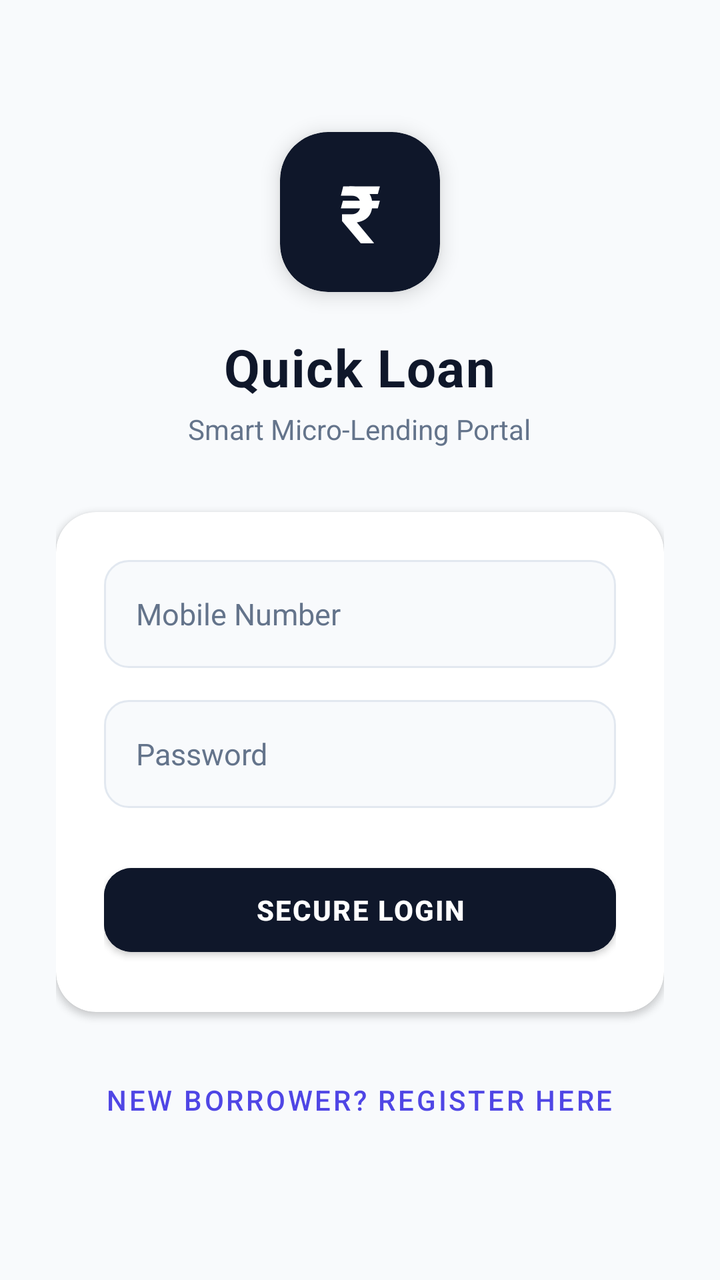
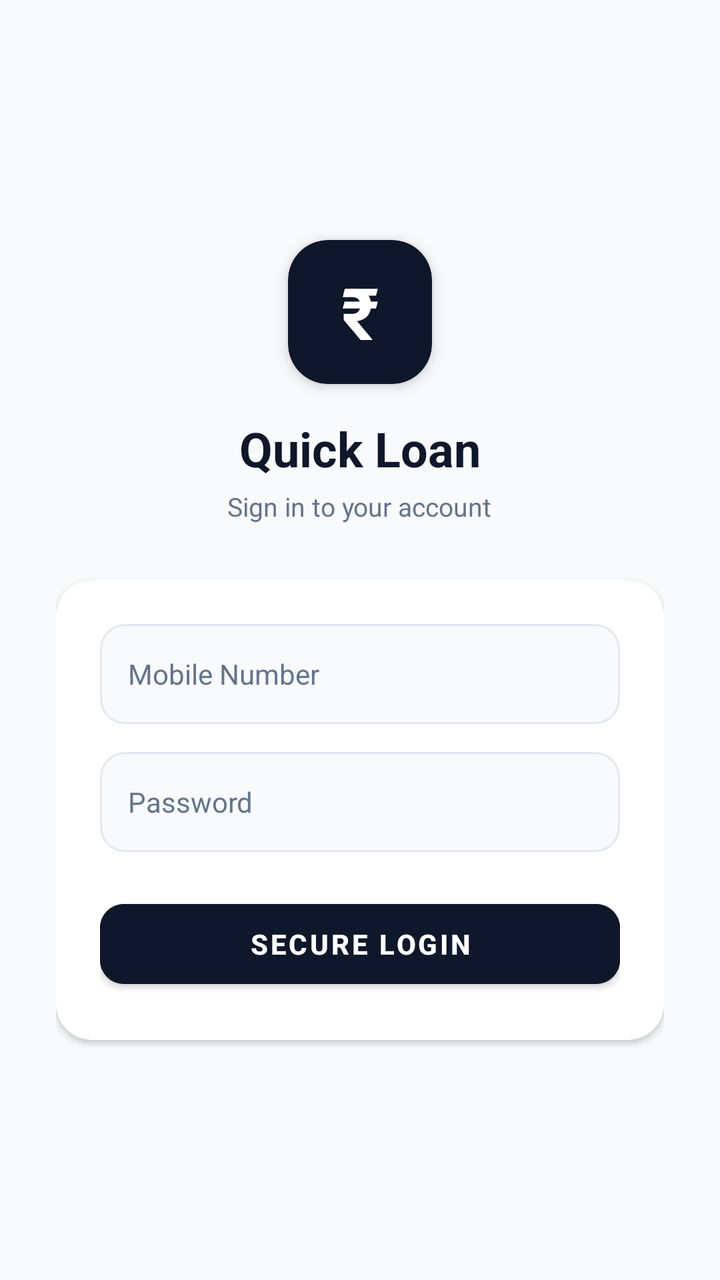

The first picture is an Android layout as it rendered before a commit; the second is the same layout after the commit. The layout source and the unified diff follow.
<!-- AndroidManifest.xml: application theme Theme.QuickLoan -->
<!-- res/layout/activity_login.xml -->
<?xml version="1.0" encoding="utf-8"?>
<ScrollView xmlns:android="http://schemas.android.com/apk/res/android"
    xmlns:app="http://schemas.android.com/apk/res-auto"
    android:layout_width="match_parent"
    android:layout_height="match_parent"
    android:background="@color/surface_bg"
    android:fillViewport="true">

    <LinearLayout
        android:layout_width="match_parent"
        android:layout_height="wrap_content"
        android:gravity="center"
        android:orientation="vertical"
        android:padding="28dp">

        <androidx.cardview.widget.CardView
            android:layout_width="80dp"
            android:layout_height="80dp"
            app:cardBackgroundColor="@color/brand_primary"
            app:cardCornerRadius="24dp"
            app:cardElevation="6dp">

            <TextView
                android:layout_width="match_parent"
                android:layout_height="match_parent"
                android:gravity="center"
                android:text="₹"
                android:textColor="#FFFFFF"
                android:textSize="40sp"
                android:textStyle="bold" />
        </androidx.cardview.widget.CardView>

        <TextView
            android:layout_width="wrap_content"
            android:layout_height="wrap_content"
            android:layout_marginTop="20dp"
            android:letterSpacing="0.02"
            android:text="Quick Loan"
            android:textColor="@color/text_main"
            android:textSize="26sp"
            android:textStyle="bold" />

        <TextView
            android:layout_width="wrap_content"
            android:layout_height="wrap_content"
            android:layout_marginTop="4dp"
            android:text="Smart Micro-Lending Portal"
            android:textColor="@color/text_muted"
            android:textSize="14sp" />

        <androidx.cardview.widget.CardView
            android:layout_width="match_parent"
            android:layout_height="wrap_content"
            android:layout_marginTop="32dp"
            app:cardBackgroundColor="@color/card_bg"
            app:cardCornerRadius="20dp"
            app:cardElevation="2dp">

            <LinearLayout
                android:layout_width="match_parent"
                android:layout_height="wrap_content"
                android:orientation="vertical"
                android:padding="24dp">

                <EditText
                    android:id="@+id/etLoginPhone"
                    android:layout_width="match_parent"
                    android:layout_height="54dp"
                    android:background="@drawable/edittext_bg"
                    android:hint="Mobile Number"
                    android:inputType="phone"
                    android:paddingHorizontal="16dp"
                    android:textSize="15sp" />

                <EditText
                    android:id="@+id/etLoginPassword"
                    android:layout_width="match_parent"
                    android:layout_height="54dp"
                    android:layout_marginTop="16dp"
                    android:background="@drawable/edittext_bg"
                    android:hint="Password"
                    android:inputType="textPassword"
                    android:paddingHorizontal="16dp"
                    android:textSize="15sp" />

                <com.google.android.material.button.MaterialButton
                    android:id="@+id/btnLogin"
                    android:layout_width="match_parent"
                    android:layout_height="54dp"
                    android:layout_marginTop="24dp"
                    android:backgroundTint="@color/brand_primary"
                    android:letterSpacing="0.05"
                    android:text="SECURE LOGIN"
                    android:textColor="#FFFFFF"
                    android:textSize="14sp"
                    android:textStyle="bold"
                    app:cornerRadius="14dp" />
            </LinearLayout>
        </androidx.cardview.widget.CardView>

        <com.google.android.material.button.MaterialButton
            android:id="@+id/btnRegisterCustomer"
            style="@style/Widget.MaterialComponents.Button.TextButton"
            android:layout_width="wrap_content"
            android:layout_height="wrap_content"
            android:layout_marginTop="20dp"
            android:text="New borrower? Register here"
            android:textColor="@color/brand_accent"
            android:textSize="14sp" />
    </LinearLayout>
</ScrollView>
<!-- resources referenced by this layout -->
<resources>
  <color name="brand_accent">#4F46E5</color>
  <color name="brand_primary">#0F172A</color>
  <color name="card_bg">#FFFFFF</color>
  <color name="surface_bg">#F8FAFC</color>
  <color name="text_main">#0F172A</color>
  <color name="text_muted">#64748B</color>
  <!-- drawable edittext_bg (drawable) -->
  <?xml version="1.0" encoding="utf-8"?>
  <shape xmlns:android="http://schemas.android.com/apk/res/android">
      <solid android:color="#F8FAFC" />
      <stroke android:width="1dp" android:color="#E2E8F0" />
      <corners android:radius="12dp" />
  </shape>
  <style name="Theme.QuickLoan" parent="Theme.MaterialComponents.Light.NoActionBar">
          
          <item name="colorPrimary">@color/primary</item>
          <item name="colorPrimaryDark">@color/primary_dark</item>
          <item name="colorAccent">@color/accent</item>
          <item name="android:windowBackground">@color/background</item>
  
          
          <item name="editTextColor">@color/text_main</item>
          <item name="android:editTextColor">@color/text_main</item>
          <item name="android:textColor">@color/text_main</item>
          <item name="android:textColorHint">@color/text_muted</item>
      </style>
  <color name="primary">#0F172A</color>
  <color name="primary_dark">#020617</color>
  <color name="accent">#4F46E5</color>
  <color name="background">#F8FAFC</color>
</resources>

<!-- the commit's change to res/layout/activity_login.xml (unified diff, before → after) -->
@@ -14,11 +14,11 @@
         android:padding="28dp">
 
         <androidx.cardview.widget.CardView
-            android:layout_width="80dp"
-            android:layout_height="80dp"
+            android:layout_width="72dp"
+            android:layout_height="72dp"
             app:cardBackgroundColor="@color/brand_primary"
-            app:cardCornerRadius="24dp"
-            app:cardElevation="6dp">
+            app:cardCornerRadius="20dp"
+            app:cardElevation="4dp">
 
             <TextView
                 android:layout_width="match_parent"
@@ -26,86 +26,78 @@
                 android:gravity="center"
                 android:text="₹"
                 android:textColor="#FFFFFF"
-                android:textSize="40sp"
+                android:textSize="36sp"
                 android:textStyle="bold" />
         </androidx.cardview.widget.CardView>
 
         <TextView
             android:layout_width="wrap_content"
             android:layout_height="wrap_content"
-            android:layout_marginTop="20dp"
-            android:letterSpacing="0.02"
+            android:layout_marginTop="16dp"
             android:text="Quick Loan"
             android:textColor="@color/text_main"
-            android:textSize="26sp"
+            android:textSize="24sp"
             android:textStyle="bold" />
 
         <TextView
             android:layout_width="wrap_content"
             android:layout_height="wrap_content"
             android:layout_marginTop="4dp"
-            android:text="Smart Micro-Lending Portal"
+            android:text="Sign in to your account"
             android:textColor="@color/text_muted"
-            android:textSize="14sp" />
+            android:textSize="13sp" />
 
         <androidx.cardview.widget.CardView
             android:layout_width="match_parent"
             android:layout_height="wrap_content"
-            android:layout_marginTop="32dp"
+            android:layout_marginTop="28dp"
             app:cardBackgroundColor="@color/card_bg"
-            app:cardCornerRadius="20dp"
+            app:cardCornerRadius="18dp"
             app:cardElevation="2dp">
 
             <LinearLayout
                 android:layout_width="match_parent"
                 android:layout_height="wrap_content"
                 android:orientation="vertical"
-                android:padding="24dp">
+                android:padding="22dp">
 
                 <EditText
                     android:id="@+id/etLoginPhone"
                     android:layout_width="match_parent"
-                    android:layout_height="54dp"
+                    android:layout_height="50dp"
                     android:background="@drawable/edittext_bg"
                     android:hint="Mobile Number"
                     android:inputType="phone"
-                    android:paddingHorizontal="16dp"
-                    android:textSize="15sp" />
+                    android:paddingHorizontal="14dp"
+                    android:textColor="@color/text_main"
+                    android:textColorHint="@color/text_muted"
+                    android:textSize="14sp" />
 
                 <EditText
                     android:id="@+id/etLoginPassword"
                     android:layout_width="match_parent"
-                    android:layout_height="54dp"
-                    android:layout_marginTop="16dp"
+                    android:layout_height="50dp"
+                    android:layout_marginTop="14dp"
                     android:background="@drawable/edittext_bg"
                     android:hint="Password"
                     android:inputType="textPassword"
-                    android:paddingHorizontal="16dp"
-                    android:textSize="15sp" />
+                    android:paddingHorizontal="14dp"
+                    android:textColor="@color/text_main"
+                    android:textColorHint="@color/text_muted"
+                    android:textSize="14sp" />
 
                 <com.google.android.material.button.MaterialButton
                     android:id="@+id/btnLogin"
                     android:layout_width="match_parent"
-                    android:layout_height="54dp"
-                    android:layout_marginTop="24dp"
+                    android:layout_height="52dp"
+                    android:layout_marginTop="20dp"
                     android:backgroundTint="@color/brand_primary"
-                    android:letterSpacing="0.05"
                     android:text="SECURE LOGIN"
                     android:textColor="#FFFFFF"
                     android:textSize="14sp"
                     android:textStyle="bold"
-                    app:cornerRadius="14dp" />
+                    app:cornerRadius="12dp" />
             </LinearLayout>
         </androidx.cardview.widget.CardView>
-
-        <com.google.android.material.button.MaterialButton
-            android:id="@+id/btnRegisterCustomer"
-            style="@style/Widget.MaterialComponents.Button.TextButton"
-            android:layout_width="wrap_content"
-            android:layout_height="wrap_content"
-            android:layout_marginTop="20dp"
-            android:text="New borrower? Register here"
-            android:textColor="@color/brand_accent"
-            android:textSize="14sp" />
     </LinearLayout>
 </ScrollView>
<!-- resource entries referenced after the edit -->
@@ -1,6 +1,5 @@
 <!-- resources referenced by this layout -->
 <resources>
-  <color name="brand_accent">#4F46E5</color>
   <color name="brand_primary">#0F172A</color>
   <color name="card_bg">#FFFFFF</color>
   <color name="surface_bg">#F8FAFC</color>
